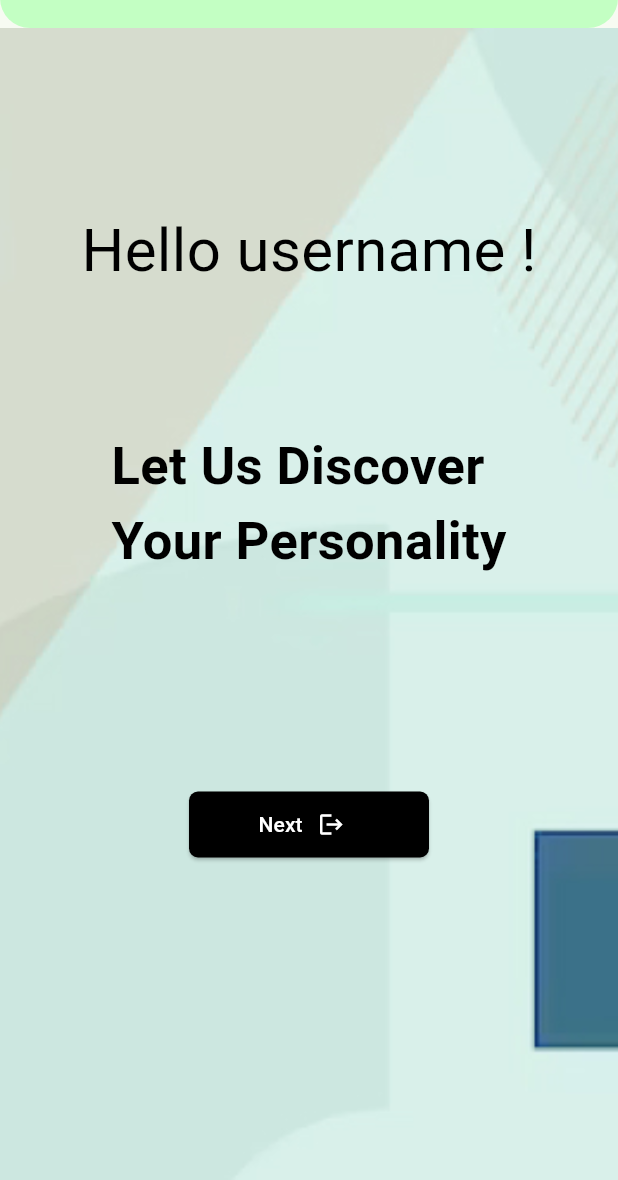
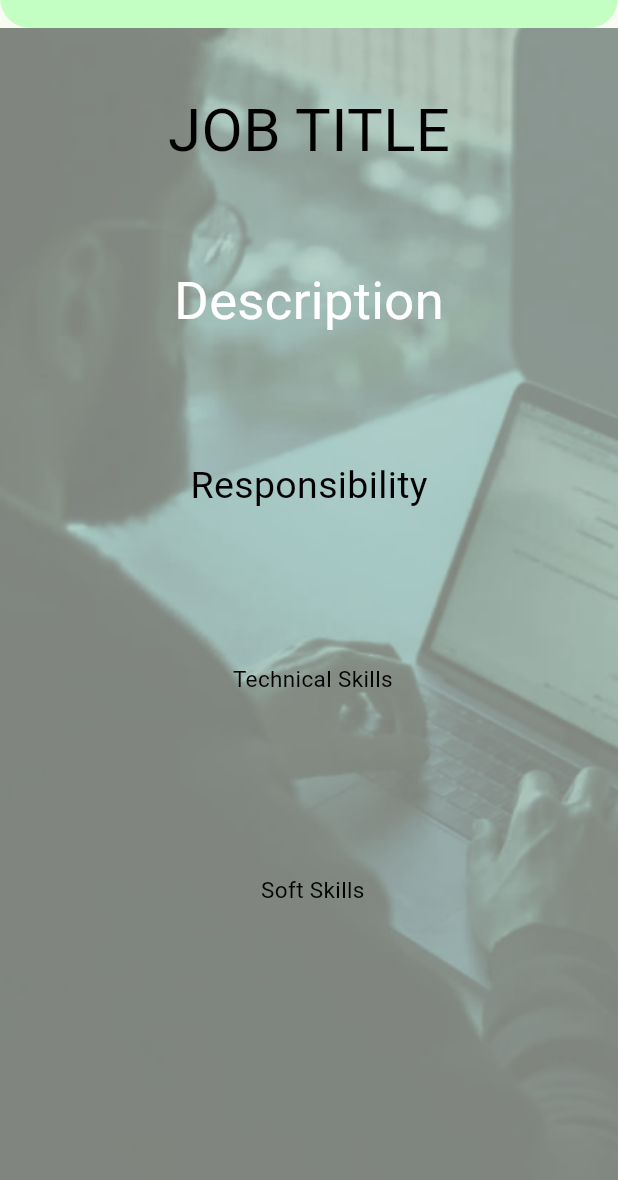
Before and after one commit to C-k-87/g4c, a Flutter app: the screen it shows after launch, on a phone screen of 412 x 824 dp, the part 56-1236 px from its top. Run offline on Flutter 3.47's test engine with Material 3 defaults, Android fonts, the phone set to English and light mode, and no system bars.

Commit message:
Created JD prt

```diff
--- /dev/null
+++ b/lib/Job_des.dart
@@ -0,0 +1,76 @@
+import 'package:flutter/material.dart';
+
+class JobDescription extends StatelessWidget {
+  const JobDescription({super.key});
+
+
+
+
+  @override
+  Widget build(BuildContext context) {
+    return const Scaffold(
+      body: Stack(
+        children: [
+          Image(
+            image: AssetImage('asset_lib/images/imagebg.png'),
+            width: 1700,
+            fit: BoxFit.cover,
+          ),
+          Column(
+            children: [
+              SizedBox(
+                height: 40,
+              ),
+              Align(
+                alignment: Alignment.center,
+                child: Text(
+                  // ignore: unnecessary_string_interpolations
+                  'JOB TITLE',
+                  style: TextStyle(color: Colors.black, fontSize: 40),
+                ),
+              ),
+              SizedBox(height: 60),
+              Align(
+                alignment: Alignment.center,
+                child: Text(
+                  'Description',
+                  style: TextStyle(color: Colors.white, fontSize: 35),
+                ),
+              ),
+              SizedBox(
+                height: 80,
+              ),
+              Align(
+                alignment: Alignment.center,
+                child: Text(
+                  "Responsibility",
+                  style: TextStyle(color: Colors.black, fontSize: 25),
+                ),
+              ),
+              SizedBox(
+                height: 100,
+              ),
+              Padding(
+                padding: EdgeInsets.only(left: 5.0),
+                child: Text(
+                  'Technical Skills',
+                  style: TextStyle(color: Colors.black, fontSize: 15),
+                ),
+              ),
+              SizedBox(
+                height: 120,
+              ),
+              Padding(
+                padding: EdgeInsets.only(left: 5.0),
+                child: Text(
+                  'Soft Skills',
+                  style: TextStyle(color: Colors.black, fontSize: 15),
+                ),
+              )
+            ],
+          ),
+        ],
+      ),
+    );
+  }
+}
--- a/lib/main.dart
+++ b/lib/main.dart
@@ -1,8 +1,8 @@
 import 'package:flutter/material.dart';
+import 'package:g4c/Job_des.dart';
 // ignore: unused_import
 import 'asset_widgets.dart';
 import 'g4c_drawer.dart';
-import 'personality_welcome_page.dart';
 
 void main() {
   runApp(const MyApp());
@@ -53,7 +53,7 @@ class HomePageTest extends StatelessWidget {
           ),
         ],
       ),
-      body: const WelcomePagePersonality(),
+      body: const JobDescription(),
       drawer: const G4CDrawer(),
     );
   }
```
Also changed, not shown: asset_lib/images/imagebg.png (added), 1 other file.
